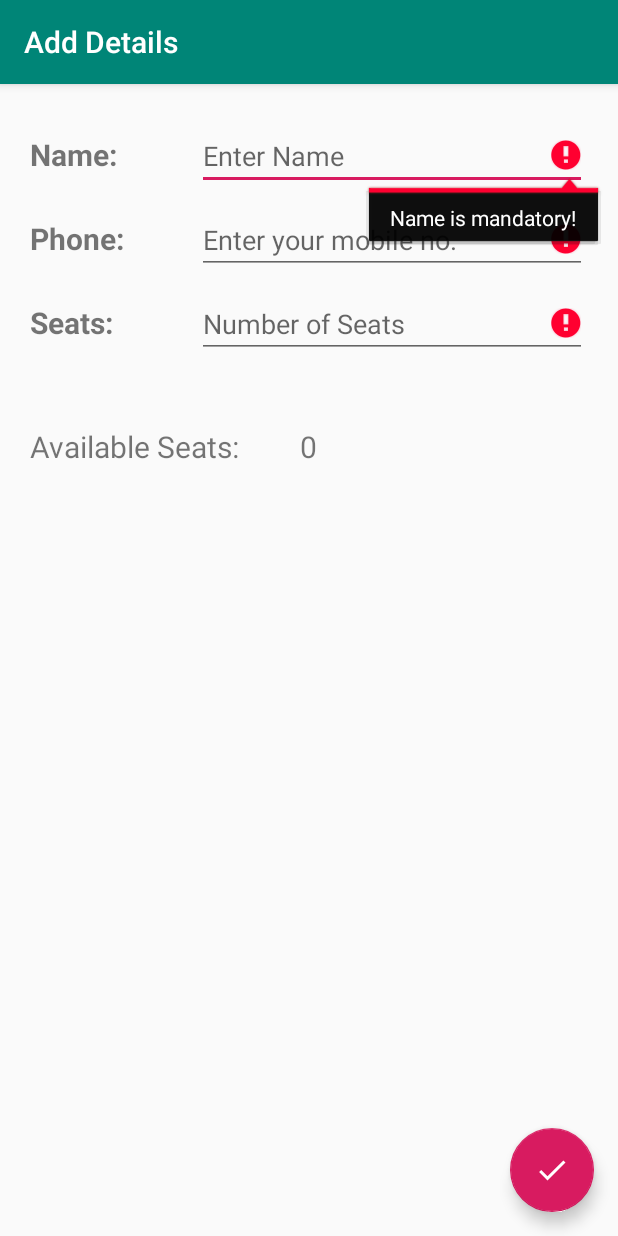
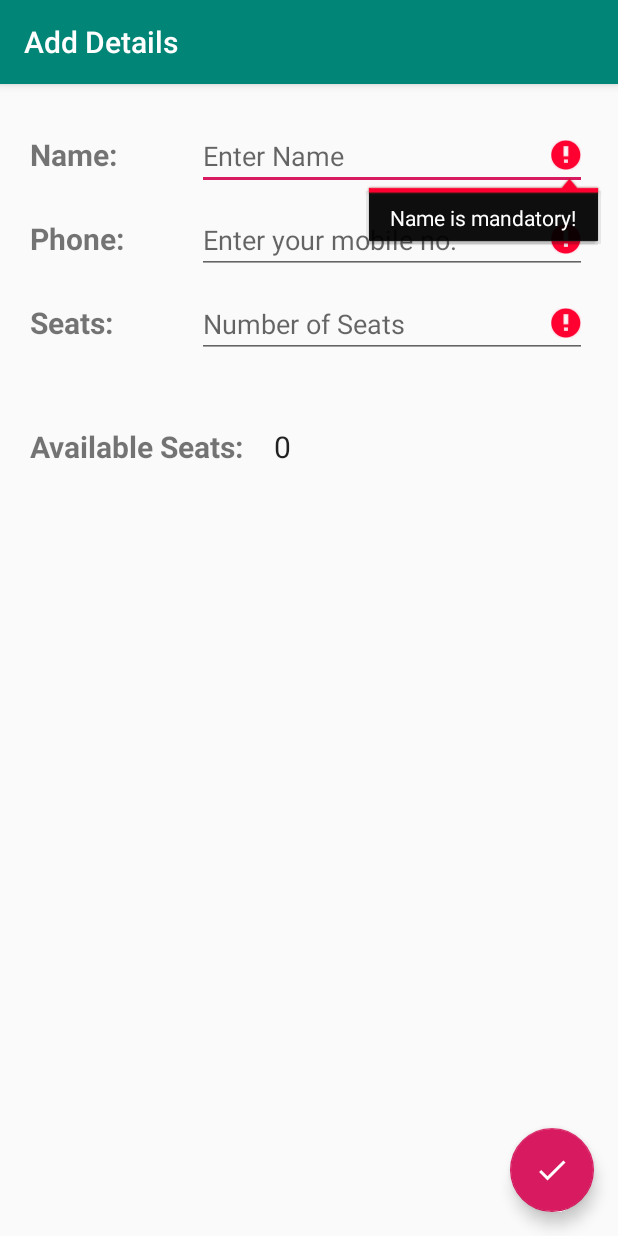
Before and after one commit to prajwalmw/RestaurantSeatBooking, an Android app: the Add_Detail screen opened directly, with no data from a screen before it, after a tap on an icon or button, on a phone screen of 412 x 824 dp. Run offline under Robolectric (Android 15) with nearby library versions, the phone set to English and light mode, and no system bars; our stand-ins replace Firebase (no records; nobody signed in at launch, a user with empty details on screens opened directly); libraries missing offline, so code that uses them is left out: com.firebase.ui; 3 statements that could not run were skipped.

```diff
--- a/app/src/main/java/com/prajwal/restaurant/Add_Detail.java
+++ b/app/src/main/java/com/prajwal/restaurant/Add_Detail.java
@@ -1,24 +1,36 @@
 package com.prajwal.restaurant;
 
 import android.content.ContentValues;
+import android.content.Context;
 import android.content.Intent;
+import android.content.SharedPreferences;
 import android.database.Cursor;
 import android.database.sqlite.SQLiteDatabase;
 import android.os.Bundle;
 
+import com.firebase.ui.auth.AuthUI;
 import com.google.android.material.floatingactionbutton.FloatingActionButton;
+import com.google.firebase.auth.FirebaseAuth;
 import com.prajwal.restaurant.database.RestaurantDatabaseHelper;
 
 import androidx.appcompat.app.AppCompatActivity;
 import androidx.appcompat.widget.Toolbar;
 
 import android.telephony.PhoneNumberUtils;
+import android.text.InputType;
+import android.text.Selection;
 import android.util.Log;
+import android.view.Menu;
+import android.view.MenuItem;
 import android.view.View;
+import android.view.inputmethod.InputMethodManager;
 import android.widget.EditText;
 import android.widget.TextView;
 import android.widget.Toast;
 
+import java.lang.reflect.Type;
+
+import static com.prajwal.restaurant.database.RestaurantDatabaseHelper.R_AVAILABLE;
 import static com.prajwal.restaurant.database.RestaurantDatabaseHelper.R_CONTACT;
 import static com.prajwal.restaurant.database.RestaurantDatabaseHelper.R_NAME;
 import static com.prajwal.restaurant.database.RestaurantDatabaseHelper.R_SEATS;
@@ -26,14 +38,17 @@ import static com.prajwal.restaurant.database.RestaurantDatabaseHelper.R_TABLE;
 
 public class Add_Detail extends AppCompatActivity {
     EditText name, phone, seats;
-    TextView available_count;
-    String name_text, phone_text, seats_text;
+    EditText available_seats;
+    String name_text, phone_text, seats_text, available_text;
     RestaurantDatabaseHelper restaurantDatabaseHelper;
     SQLiteDatabase sqLiteDatabase;
     Bundle bundle;
     String user_id;
     boolean add;
     long rowInserted;
+    SharedPreferences sharedPrefs;
+    SharedPreferences.Editor editor_user;
+    public static final String MY_PREFS_NAME = "MyPrefsFile";
 
     @Override
     protected void onCreate(Bundle savedInstanceState) {
@@ -42,6 +57,7 @@ public class Add_Detail extends AppCompatActivity {
         Toolbar toolbar = findViewById(R.id.toolbar);
         setSupportActionBar(toolbar);
 
+
         bundle = getIntent().getExtras();
         user_id = bundle.getString("user_edit_id", null);
         add = bundle.getBoolean("new");
@@ -49,12 +65,48 @@ public class Add_Detail extends AppCompatActivity {
         name = findViewById(R.id.name_edit);
         phone = findViewById(R.id.phone_edit);
         seats = findViewById(R.id.seats_edit);
+        available_seats = findViewById(R.id.available_seats);
+
+        sharedPrefs = getApplicationContext().getSharedPreferences(MY_PREFS_NAME, Context.MODE_PRIVATE);
+        editor_user = sharedPrefs.edit();
+        String email = sharedPrefs.getString("email","no email");
+
+        Log.d("TAG","email is "+email);
+
+        if("prajwal@intelehealth.io".equalsIgnoreCase(email))
+        {
+
+        }
+        else
+        {
+
+        }
+        String avai = sharedPrefs.getString("available","0");
+        available_seats.setText(avai);
 
         FloatingActionButton fab = findViewById(R.id.fab);
         fab.setOnClickListener(new View.OnClickListener() {
             @Override
             public void onClick(View view) {
-                insertData();
+                sharedPrefs = getApplicationContext().getSharedPreferences(MY_PREFS_NAME, Context.MODE_PRIVATE);
+                editor_user = sharedPrefs.edit();
+                String email = sharedPrefs.getString("email","no email");
+
+                Log.d("TAG","email is "+email);
+
+                if("prajwal@intelehealth.io".equalsIgnoreCase(email))
+                {
+                    editor_user.putString("available",available_seats.getText().toString());
+                    editor_user.apply();
+                    String avai = sharedPrefs.getString("available","no available");
+                    finish();
+                    Log.d("AVAI","AVAI: "+avai);
+                    insertData();
+                }
+                else
+                {
+                    insertData();
+                }
                 //Intent intent = new Intent(Add_Detail.this, Booking_Fragment_Extends.class);
                 //startActivity(intent);
             }
@@ -70,6 +122,7 @@ public class Add_Detail extends AppCompatActivity {
         phone_text = phone.getText().toString();
         PhoneNumberUtils.formatNumber(phone_text);
         seats_text = seats.getText().toString();
+        available_text = available_seats.getText().toString();
 
         restaurantDatabaseHelper = new RestaurantDatabaseHelper(this);
         sqLiteDatabase = restaurantDatabaseHelper.getWritableDatabase();
@@ -78,17 +131,20 @@ public class Add_Detail extends AppCompatActivity {
         values.put(R_NAME, name_text);
         values.put(R_CONTACT, phone_text);
         values.put(R_SEATS, seats_text);
+        values.put(R_AVAILABLE, available_text);
 
-        if (!name.getText().toString().equals("") && !phone.getText().toString().equals("")
-                && !seats.getText().toString().equals("")) {
+
+            if (!name.getText().toString().equals("") && !phone.getText().toString().equals("")
+                && !seats.getText().toString().equals("") && !available_seats.getText().toString().equals("")) {
             if (bundle.containsKey("new")) {
                 rowInserted = sqLiteDatabase.insert(R_TABLE, null, values);
                 Intent intent = new Intent(Add_Detail.this, Booking_Fragment_Extends.class);
                 startActivity(intent);
+                finish(); //wont come back to the add form screen.
             }
 
             if (rowInserted != -1)
-                Toast.makeText(getApplicationContext(), "Patient Added ", Toast.LENGTH_SHORT).show();
+                Toast.makeText(getApplicationContext(), "Booking Confirmed", Toast.LENGTH_SHORT).show();
             else
                 Toast.makeText(getApplicationContext(), "Something wrong", Toast.LENGTH_LONG).show();
 
@@ -108,6 +164,9 @@ public class Add_Detail extends AppCompatActivity {
             if (seats.getText().toString().equals("")) {
                 seats.setError("Seats is mandatory!");
             }
+            if (available_seats.getText().toString().equals("")) {
+                seats.setError("Available seats cannot be empty!");
+            }
 
             Toast.makeText(getApplicationContext(), "Please Enter Data", Toast.LENGTH_LONG).show();
             //  et.setError( "First name is required!" );
@@ -118,7 +177,7 @@ public class Add_Detail extends AppCompatActivity {
         RestaurantDatabaseHelper restaurantDatabaseHelper = new RestaurantDatabaseHelper(this);
         SQLiteDatabase sqLiteDatabase = restaurantDatabaseHelper.getWritableDatabase();
 
-        Cursor cursor = sqLiteDatabase.query(R_TABLE, new String[]{R_NAME,R_CONTACT,R_SEATS},
+        Cursor cursor = sqLiteDatabase.query(R_TABLE, new String[]{R_NAME,R_CONTACT,R_SEATS,R_AVAILABLE},
                 RestaurantDatabaseHelper._id+"=?", new String[]{str}, null, null, null);
 
         if (cursor.moveToFirst()) {
@@ -131,4 +190,58 @@ public class Add_Detail extends AppCompatActivity {
         }
         cursor.close();
     }
+
+    @Override
+    public boolean onCreateOptionsMenu(Menu menu) {
+        // Inflate the menu; this adds items to the action bar if it is present.
+       // firebaseAuthLoggedUser = new FirebaseAuthLoggedUser();
+        //Log.d("TAG","email is "+firebaseAuthLoggedUser.getEmail());
+        SharedPreferences sharedPrefs = getApplicationContext().getSharedPreferences(MY_PREFS_NAME, Context.MODE_PRIVATE);
+        String email = sharedPrefs.getString("email","no email");
+
+        Log.d("TAG","email is "+email);
+
+        if("prajwal@intelehealth.io".equalsIgnoreCase(email))
+        {
+            getMenuInflater().inflate(R.menu.edit_menu, menu);
+        }
+        else
+        {
+
+        }
+        return true;
+        //return super.onCreateOptionsMenu(menu);
+    }
+
+    @Override
+    public boolean onOptionsItemSelected(MenuItem item) {
+        // Handle action bar item clicks here. The action bar will
+        // automatically handle clicks on the Home/Up button, so long
+        // as you specify a parent activity in AndroidManifest.xml.
+        int id = item.getItemId();
+
+        //noinspection SimplifiableIfStatement
+        if (id == R.id.action_edit) {
+
+            /*available_seats.setFocusable(true);
+            available_seats.setEnabled(true);
+            available_seats.setClickable(true);
+            available_seats.setFocusableInTouchMode(true);*/
+            available_seats.setEnabled(true);
+            name.setEnabled(false);
+            phone.setEnabled(false);
+            seats.setEnabled(false);
+            available_seats.requestFocus();
+            available_seats.setFocusableInTouchMode(true);
+            InputMethodManager imm = (InputMethodManager) getSystemService(Context.INPUT_METHOD_SERVICE);
+            imm.showSoftInput(available_seats, InputMethodManager.SHOW_FORCED);
+            //available_seats.setSelection(available_seats.getText().length());
+            available_seats.setInputType(InputType.TYPE_CLASS_NUMBER);
+            Selection.setSelection(available_seats.getText(),available_seats.getText().length());
+
+
+           return true;
+        }
+        return super.onOptionsItemSelected(item);
+    }
 }
--- a/app/src/main/java/com/prajwal/restaurant/database/RestaurantDatabaseHelper.java
+++ b/app/src/main/java/com/prajwal/restaurant/database/RestaurantDatabaseHelper.java
@@ -17,11 +17,13 @@ public class RestaurantDatabaseHelper extends SQLiteOpenHelper {
     public static final String R_NAME = "NAME";
     public static final String R_SEATS = "SEATS";
     public static final String R_CONTACT = "MOBILE_NO";
+    public static final String R_AVAILABLE = "AVAILABLE_SEATS";
 
     public static final String CREATE_RESTAURANT_DATA = "CREATE TABLE IF NOT EXISTS "+R_TABLE+"(" +
             _id + " INTEGER PRIMARY KEY AUTOINCREMENT," +
             R_NAME + " TEXT," +
             R_SEATS + " INTEGER," +
+            R_AVAILABLE + " INTEGER," +
             R_CONTACT + " INTEGER);";
 
 
@@ -43,10 +45,16 @@ public class RestaurantDatabaseHelper extends SQLiteOpenHelper {
                 //upgrade logic from version 1 to 2
             case 2:
                 //upgrade logic from version 2 to 3
+                //sqLiteDatabase.execSQL("ALTER TABLE R_TABLE ADD COLUMN R_AVAILABLE");
             case 3:
-                //upgrade logic from version 3 to 4
+                //upgrade logic from version 2 to 3
             case 4:
-                //upgrade logic from version 4
+                //upgrade logic from version 2 to 3
+            case 5:
+                //upgrade logic from version 2 to 3
+            case 6:
+                //upgrade logic from version 2 to 3case 2:
+                //                //upgrade logic from version 2 to 3
             default:
                 throw new IllegalStateException(
                         "onUpgrade() with unknown oldVersion " + oldVersion);
--- a/app/src/main/res/layout/content_add__detail.xml
+++ b/app/src/main/res/layout/content_add__detail.xml
@@ -126,20 +126,25 @@
         android:layout_height="wrap_content"
         android:text="Available Seats:"
         android:textSize="20dp"
+        android:textStyle="bold"
         android:layout_margin="20dp"
         android:layout_below="@+id/linear"
         />
 
-    <TextView
-        android:id="@+id/text_b"
-        android:layout_width="wrap_content"
+    <EditText
+        android:id="@+id/available_seats"
+        android:layout_width="match_parent"
         android:layout_height="wrap_content"
         android:text="0"
         android:textSize="20dp"
-        android:layout_margin="20dp"
         android:layout_below="@+id/linear"
         android:layout_toRightOf="@id/text_a"
         android:layout_alignBaseline="@id/text_a"
+        android:background="@android:color/transparent"
+        android:inputType="none"
+        android:layout_marginRight="10dp"
+        android:hint="Enter Availability"
+        android:editable="false"
         />
 
 </RelativeLayout>
--- /dev/null
+++ b/app/src/main/res/menu/edit_menu.xml
@@ -0,0 +1,11 @@
+<?xml version="1.0" encoding="utf-8"?>
+<menu xmlns:android="http://schemas.android.com/apk/res/android"
+    xmlns:app="http://schemas.android.com/apk/res-auto">
+    <item
+        android:id="@+id/action_edit"
+        android:orderInCategory="100"
+        android:icon="@drawable/ic_edit_black_24dp"
+        android:title="Logout"
+        app:showAsAction="always" />
+
+</menu>
```
Also changed, not shown: app/src/main/java/com/prajwal/restaurant/MainActivity.java (+28 -7 lines).
